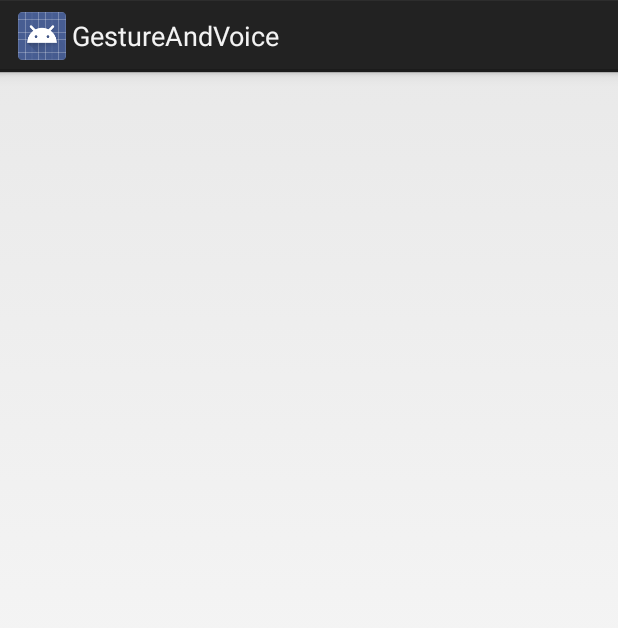
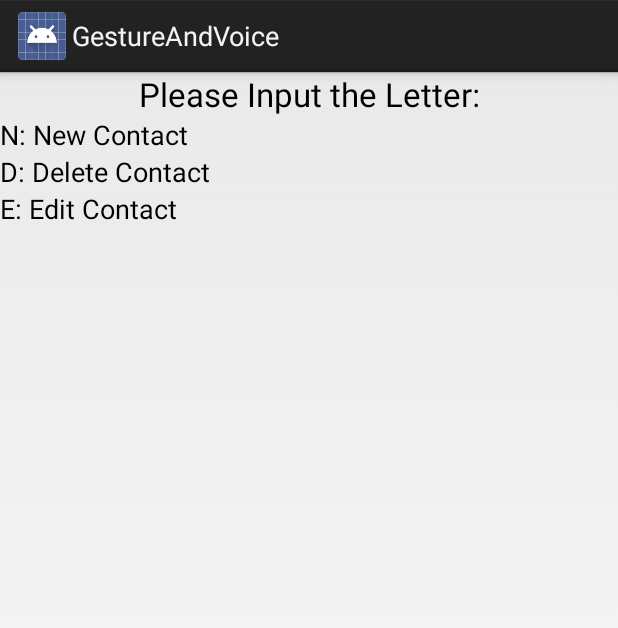
Before and after one commit to QuanCat/GestureAndVoice, an Android app: the GestureActivity screen opened directly, with no data from a screen before it, on a phone screen of 412 x 824 dp. Shown: the top 628 px of the screen. Run offline under Robolectric (Android 15) with nearby library versions, the phone set to English and light mode, and no system bars.

Commit message:
gesture and voice Activities changes

```diff
--- a/app/src/main/java/com/mobile/gestureandvoice/DatabaseHandler.java
+++ b/app/src/main/java/com/mobile/gestureandvoice/DatabaseHandler.java
@@ -44,7 +44,7 @@ public class DatabaseHandler extends SQLiteOpenHelper {
         SQLiteDatabase db = getWritableDatabase();
         ContentValues values = new ContentValues();
         values.put(KEY_NAME, contact.get_name());
-        values.put(KEY_NAME, contact.get_phone());
+        values.put(KEY_PHONE, contact.get_phone());
         values.put(KEY_EMAIL, contact.get_email());
         values.put(KEY_ADDRESS, contact.get_address());
         values.put(KEY_IMAGEUri, contact.get_imageUri().toString());
--- a/app/src/main/java/com/mobile/gestureandvoice/GestureActivity.java
+++ b/app/src/main/java/com/mobile/gestureandvoice/GestureActivity.java
@@ -35,14 +35,14 @@ public class GestureActivity extends Activity implements OnGesturePerformedListe
         gestureOverlayView.addView(inflate);
         gestureOverlayView.addOnGesturePerformedListener(this);
 
-        //gestureLib = GestureLibraries.fromRawResource(this, R.raw.gestures);
-        if (!gestureLib.load()) {
+        gestureLib = GestureLibraries.fromRawResource(this, R.raw.gestures);
+        /*if (!gestureLib.load()) {
             Log.i("debug", "FAILED");
         } else {
             Log.i("debug", "LOADED");
-        }
+        }*/
         setContentView(gestureOverlayView);
-        Log.i("debug", "onCreate");
+        //Log.i("debug", "onCreate");
 
     }
 
@@ -53,6 +53,7 @@ public class GestureActivity extends Activity implements OnGesturePerformedListe
             Prediction prediction = predictions.get(0);
             if (prediction.score > 1) {
                 String str = prediction.name;
+                System.out.println("@@@@@@@@@@@@@@@@@@@@@@@" + str);
                 if (str.equals("E")) {
                     Toast.makeText(getApplicationContext(), "E", Toast.LENGTH_SHORT).show();
                 } else if (str.equals("N")) {
--- a/app/src/main/res/layout/gesture_activity.xml
+++ b/app/src/main/res/layout/gesture_activity.xml
@@ -4,4 +4,31 @@
     android:orientation="vertical" android:layout_width="match_parent"
     android:layout_height="match_parent">
 
+    <TextView
+        android:layout_width="fill_parent"
+        android:layout_height="wrap_content"
+        android:gravity="center"
+        android:textAppearance="?android:attr/textAppearanceLarge"
+        android:text="Please Input the Letter:"
+        android:id="@+id/textView"
+        android:layout_gravity="center_vertical" />
+
+    <TextView
+        android:layout_width="wrap_content"
+        android:layout_height="wrap_content"
+        android:textAppearance="?android:attr/textAppearanceMedium"
+        android:text="N: New Contact"
+        android:id="@+id/tvN" />
+    <TextView
+        android:layout_width="wrap_content"
+        android:layout_height="wrap_content"
+        android:textAppearance="?android:attr/textAppearanceMedium"
+        android:text="D: Delete Contact"
+        android:id="@+id/tvD" />
+    <TextView
+        android:layout_width="wrap_content"
+        android:layout_height="wrap_content"
+        android:textAppearance="?android:attr/textAppearanceMedium"
+        android:text="E: Edit Contact"
+        android:id="@+id/tvE" />
 </LinearLayout>
```
Also changed, not shown: app/src/main/java/com/mobile/gestureandvoice/MyActivity.java (+18 -9 lines), app/src/main/java/com/mobile/gestureandvoice/VoiceActivity.java (+5 -19 lines), 2 other files.
